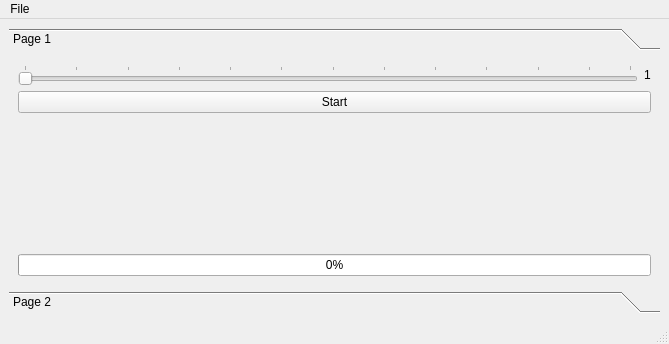
Old version of the form main_window.ui in the repository saccocristian/qt_sandbox.
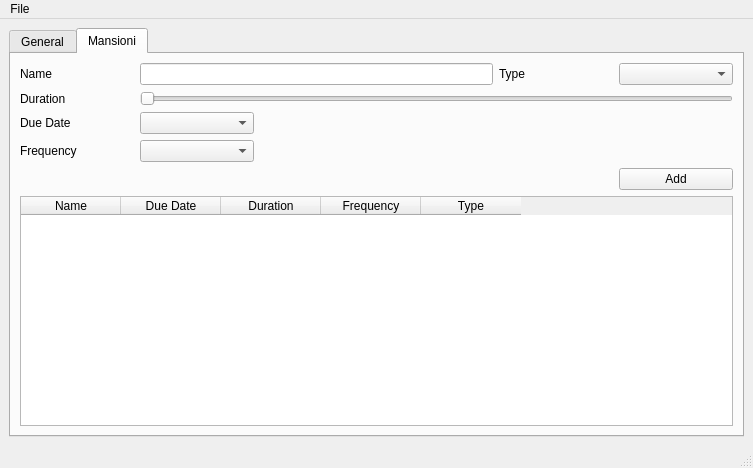
New version of the form.

What changed in the file:
```diff
--- a/main_window.ui
+++ b/main_window.ui
@@ -6,145 +6,117 @@
    <rect>
     <x>0</x>
     <y>0</y>
-    <width>669</width>
-    <height>344</height>
+    <width>753</width>
+    <height>468</height>
    </rect>
   </property>
   <property name="windowTitle">
    <string>main_window</string>
   </property>
   <widget class="QWidget" name="centralwidget">
-   <layout class="QVBoxLayout" name="verticalLayout">
-    <item>
-     <widget class="QToolBox" name="toolBox">
+   <layout class="QFormLayout" name="formLayout">
+    <item row="0" column="0" colspan="2">
+     <widget class="QTabWidget" name="tabWidget">
       <property name="currentIndex">
        <number>0</number>
       </property>
-      <widget class="QWidget" name="page">
-       <property name="geometry">
-        <rect>
-         <x>0</x>
-         <y>0</y>
-         <width>651</width>
-         <height>231</height>
-        </rect>
-       </property>
-       <attribute name="label">
-        <string>Page 1</string>
+      <widget class="QWidget" name="tab_1">
+       <attribute name="title">
+        <string>General</string>
        </attribute>
-       <layout class="QGridLayout" name="gridLayout">
-        <item row="4" column="0" colspan="2">
-         <widget class="QProgressBar" name="timer_progressBar">
-          <property name="value">
-           <number>0</number>
-          </property>
-         </widget>
-        </item>
-        <item row="2" column="0" colspan="2">
-         <widget class="QPushButton" name="timer_btn">
-          <property name="text">
-           <string>Start</string>
-          </property>
-         </widget>
-        </item>
-        <item row="3" column="0">
-         <spacer name="verticalSpacer">
-          <property name="orientation">
-           <enum>Qt::Vertical</enum>
-          </property>
-          <property name="sizeHint" stdset="0">
-           <size>
-            <width>20</width>
-            <height>40</height>
-           </size>
-          </property>
-         </spacer>
-        </item>
-        <item row="0" column="1">
-         <widget class="QLabel" name="timer_label">
-          <property name="text">
-           <string>1</string>
-          </property>
-         </widget>
-        </item>
-        <item row="0" column="0">
-         <widget class="QSlider" name="timer_slider">
-          <property name="minimum">
-           <number>1</number>
-          </property>
-          <property name="maximum">
-           <number>60</number>
-          </property>
-          <property name="singleStep">
-           <number>5</number>
-          </property>
-          <property name="pageStep">
-           <number>5</number>
-          </property>
-          <property name="value">
-           <number>1</number>
-          </property>
-          <property name="sliderPosition">
-           <number>1</number>
-          </property>
-          <property name="tracking">
-           <bool>true</bool>
-          </property>
-          <property name="orientation">
-           <enum>Qt::Horizontal</enum>
-          </property>
-          <property name="invertedAppearance">
-           <bool>false</bool>
-          </property>
-          <property name="invertedControls">
-           <bool>true</bool>
-          </property>
-          <property name="tickPosition">
-           <enum>QSlider::TicksAbove</enum>
-          </property>
-          <property name="tickInterval">
-           <number>5</number>
-          </property>
-         </widget>
-        </item>
-       </layout>
       </widget>
-      <widget class="QWidget" name="page_2">
-       <property name="geometry">
-        <rect>
-         <x>0</x>
-         <y>0</y>
-         <width>157</width>
-         <height>120</height>
-        </rect>
-       </property>
-       <attribute name="label">
-        <string>Page 2</string>
+      <widget class="QWidget" name="tab_2">
+       <attribute name="title">
+        <string>Mansioni</string>
        </attribute>
        <layout class="QGridLayout" name="gridLayout_2">
+        <item row="0" column="4">
+         <widget class="QLabel" name="label_5">
+          <property name="text">
+           <string>Type</string>
+          </property>
+         </widget>
+        </item>
         <item row="0" column="0">
-         <widget class="QLineEdit" name="todo_lineEdit"/>
+         <widget class="QLabel" name="label">
+          <property name="text">
+           <string>Name</string>
+          </property>
+         </widget>
         </item>
-        <item row="0" column="1">
-         <widget class="QPushButton" name="todo_btn">
+        <item row="0" column="5">
+         <widget class="QComboBox" name="type_comboBox"/>
+        </item>
+        <item row="4" column="0">
+         <widget class="QLabel" name="label_2">
+          <property name="text">
+           <string>Due Date</string>
+          </property>
+         </widget>
+        </item>
+        <item row="0" column="1" colspan="3">
+         <widget class="QLineEdit" name="name_lineEdit"/>
+        </item>
+        <item row="1" column="1" colspan="5">
+         <widget class="QSlider" name="duration_slider">
+          <property name="orientation">
+           <enum>Qt::Horizontal</enum>
+          </property>
+         </widget>
+        </item>
+        <item row="4" column="1">
+         <widget class="QComboBox" name="comboBox_2"/>
+        </item>
+        <item row="11" column="0">
+         <widget class="QLabel" name="label_4">
+          <property name="text">
+           <string>Frequency</string>
+          </property>
+         </widget>
+        </item>
+        <item row="12" column="5">
+         <widget class="QPushButton" name="pushButton">
           <property name="text">
            <string>Add</string>
           </property>
          </widget>
         </item>
-        <item row="1" column="0" colspan="2">
-         <widget class="QListWidget" name="todo_listWidget">
-          <property name="layoutDirection">
-           <enum>Qt::LeftToRight</enum>
-          </property>
-          <property name="alternatingRowColors">
-           <bool>true</bool>
-          </property>
-          <property name="selectionMode">
-           <enum>QAbstractItemView::ExtendedSelection</enum>
-          </property>
-          <property name="selectionRectVisible">
-           <bool>false</bool>
+        <item row="11" column="1">
+         <widget class="QComboBox" name="comboBox"/>
+        </item>
+        <item row="13" column="0" colspan="6">
+         <widget class="QTableWidget" name="tableWidget">
+          <column>
+           <property name="text">
+            <string>Name</string>
+           </property>
+          </column>
+          <column>
+           <property name="text">
+            <string>Due Date</string>
+           </property>
+          </column>
+          <column>
+           <property name="text">
+            <string>Duration</string>
+           </property>
+          </column>
+          <column>
+           <property name="text">
+            <string>Frequency</string>
+           </property>
+          </column>
+          <column>
+           <property name="text">
+            <string>Type</string>
+           </property>
+          </column>
+         </widget>
+        </item>
+        <item row="1" column="0">
+         <widget class="QLabel" name="label_3">
+          <property name="text">
+           <string>Duration</string>
           </property>
          </widget>
         </item>
@@ -159,7 +131,7 @@
     <rect>
      <x>0</x>
      <y>0</y>
-     <width>669</width>
+     <width>753</width>
      <height>21</height>
     </rect>
    </property>
```
Left out of the diff: 21 changed lines with no effect on the pictures.
